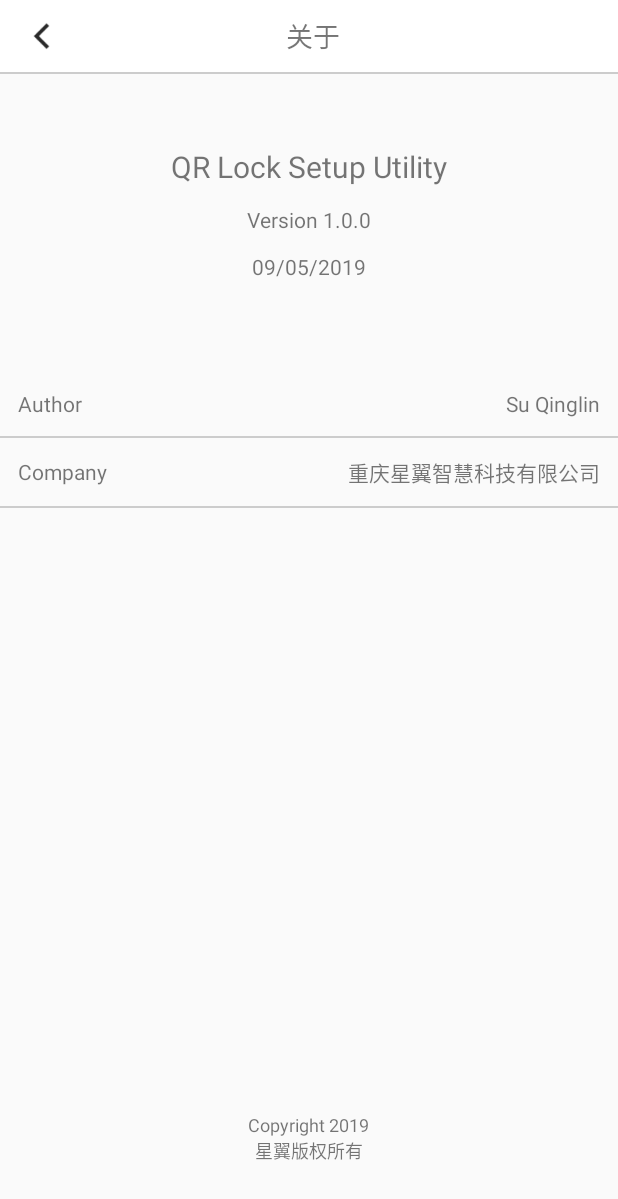
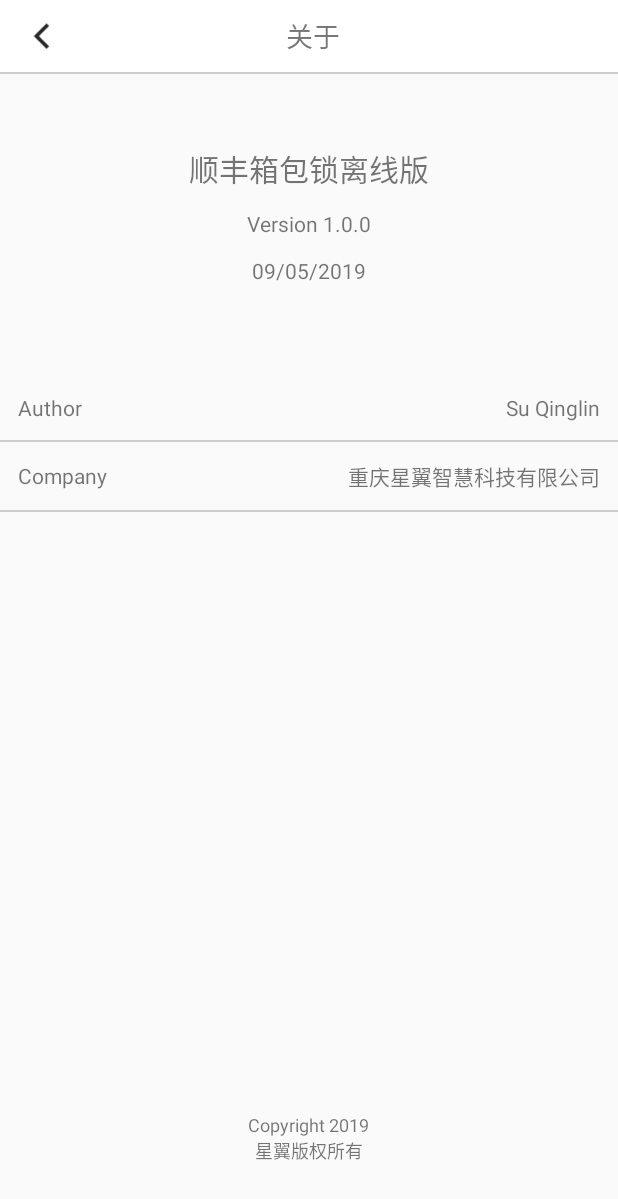
Before and after one commit to suqinglin/SFBagLock, an Android app: the layout activity_about.xml on its own in the app's theme, with its tools: preview values and no code run, on a phone screen of 412 x 824 dp. Shown: the top 1199 px of the screen. Run offline under Robolectric (Android 15) with nearby library versions, the phone set to English and light mode, and no system bars.

Commit message:
1、修改app_name

```diff
--- a/app/src/main/res/values/strings.xml
+++ b/app/src/main/res/values/strings.xml
@@ -1,3 +1,3 @@
 <resources>
-    <string name="app_name">QR Lock Setup Utility</string>
+    <string name="app_name">顺丰箱包锁离线版</string>
 </resources>
```
